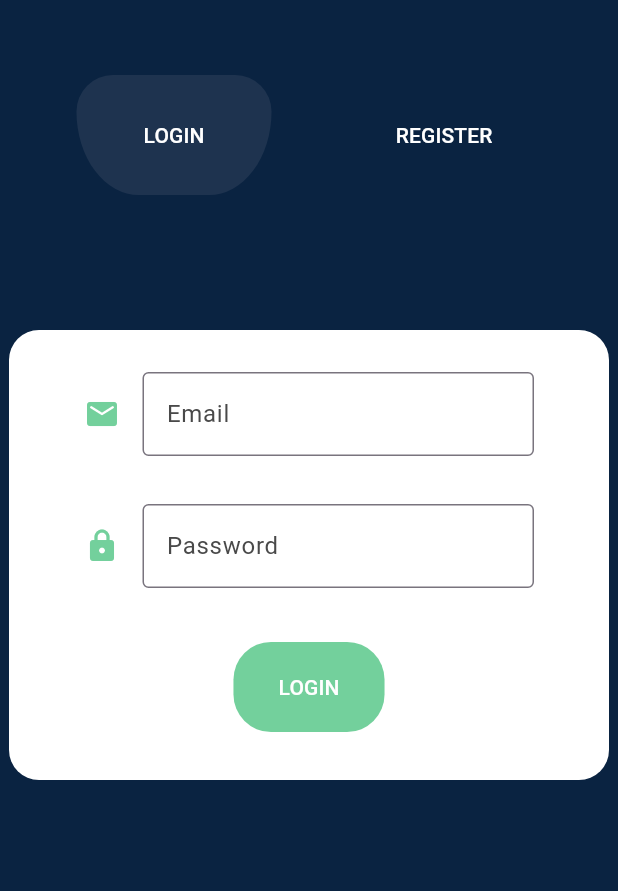
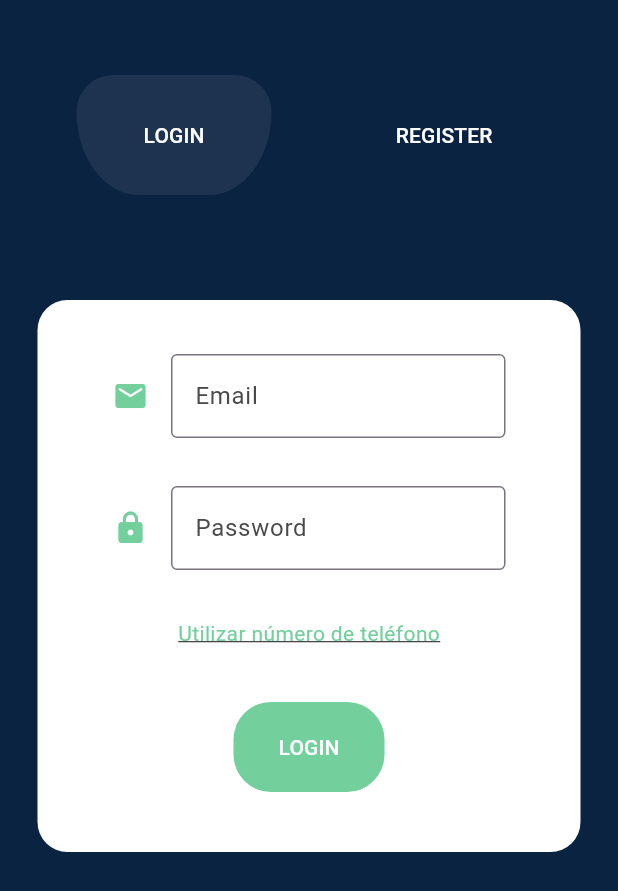
Before and after one commit to marcomar31/MarcoMartinez_ExamenFinal_PMDM_PSP, a Flutter app: the screen it shows after launch, on a phone screen of 412 x 824 dp. Shown: the top 891 px of the screen. Run offline on Flutter 3.47's test engine with Material 3 defaults, Android fonts, the phone set to English and light mode, and no system bars; our stand-ins replace firebase_auth, firebase_core; accounts and stored records are empty; generated files the repository leaves out were written again.

Commit message:
Commit 12: Mejorada interfaz. Comenzando inicio de sesión con número de teléfono.

```diff
--- a/marcomartinez_examenfinal/lib/CustomizedObjects/TextFormFields.dart
+++ b/marcomartinez_examenfinal/lib/CustomizedObjects/TextFormFields.dart
@@ -19,7 +19,6 @@ class OnBoardingFormField extends StatelessWidget {
   @override
   Widget build(BuildContext context) {
     return SizedBox(
-      width: 360,
       child: Row(
         children: [
           if (icon != null)
--- a/marcomartinez_examenfinal/lib/OnBoarding/LoginView.dart
+++ b/marcomartinez_examenfinal/lib/OnBoarding/LoginView.dart
@@ -3,6 +3,7 @@ import 'package:marcomartinez_examenfinal/CustomizedObjects/TextFormFields.dart'
 import 'package:marcomartinez_examenfinal/Singleton/FirebaseAdmin.dart';
 
 import '../CustomizedObjects/Buttons.dart';
+import '../Singleton/PlatformAdmin.dart';
 
 class LoginView extends StatelessWidget {
   LoginView({super.key});
@@ -16,35 +17,53 @@ class LoginView extends StatelessWidget {
   @override
   Widget build(BuildContext context) {
     _context = context;
+    double screenWidth = PlatformAdmin.getScreenWidth(context);
 
     Column column = Column(
       children: [
-        const SizedBox(height: 90),
         SizedBox(
-          height: 300,
-          width: 400,
+          width: (screenWidth < 600) ? PlatformAdmin.getScreenWidth(context)-50 : 600,
           child: Container(
+            margin: const EdgeInsets.only(top: 20, bottom: 20),
             decoration: BoxDecoration(
               color: Colors.white,
               borderRadius: BorderRadius.circular(20),
             ),
+            padding: const EdgeInsets.symmetric(horizontal: 50, vertical: 20),
             child: Column(
               mainAxisAlignment: MainAxisAlignment.center,
               mainAxisSize: MainAxisSize.min,
               children: [
                 Padding(
-                  padding: const EdgeInsets.symmetric(horizontal: 50, vertical: 16),
+                  padding: const EdgeInsets.symmetric(vertical: 16),
                   child: OnBoardingFormField(tec: tecEmail, label: "Email", isPassword: false, icon: Icons.email_rounded, iconColor: const Color.fromRGBO(115, 208, 156, 1.0),),
                 ),
                 Padding(
-                  padding: const EdgeInsets.symmetric(horizontal: 50, vertical: 16),
+                  padding: const EdgeInsets.symmetric(vertical: 16),
                   child: OnBoardingFormField(tec: tecPassword, label: "Password", isPassword: true, icon: Icons.lock_rounded, iconColor: const Color.fromRGBO(115, 208, 156, 1.0),),
+                ),
+                Padding(
+                  padding: const EdgeInsets.symmetric(vertical: 16),
+                  child: GestureDetector(
+                    onTap: () {
+                      // Agrega aquí la lógica para redirigir al usuario al inicio de sesión por número de teléfono
+                      // Por ejemplo, podrías usar Navigator para navegar a la pantalla correspondiente
+                      Navigator.of(context).pushNamed('/telefono_login'); // Ajusta el nombre de ruta según corresponda
+                    },
+                    child: const Text(
+                      'Utilizar número de teléfono',
+                      style: TextStyle(
+                        color: Color.fromRGBO(115, 208, 156, 1.0),
+                        decoration: TextDecoration.underline,
+                      ),
+                    ),
+                  ),
                 ),
                 Row(
                   mainAxisAlignment: MainAxisAlignment.center,
                   children: [
                     Padding(
-                      padding: const EdgeInsets.symmetric(horizontal: 30, vertical: 20),
+                      padding: const EdgeInsets.symmetric(vertical: 20),
                       child: RoundedGreenButton(text: "LOGIN", function: _iniciarSesion),
                     ),
                   ],
--- a/marcomartinez_examenfinal/lib/OnBoarding/OnBoarding.dart
+++ b/marcomartinez_examenfinal/lib/OnBoarding/OnBoarding.dart
@@ -57,7 +57,7 @@ class _OnBoardingState extends State<OnBoarding> {
         body: Column(
           children: [
             Padding(
-              padding: const EdgeInsets.only(top: 50),
+              padding: const EdgeInsets.only(top: 50, bottom: 50),
               child: Row(
                 mainAxisAlignment: MainAxisAlignment.center,
                 children: [
@@ -68,9 +68,12 @@ class _OnBoardingState extends State<OnBoarding> {
               ),
             ),
             Expanded(
-              child: Container(
-                color: Theme.of(context).colorScheme.primaryContainer,
-                child: page,
+              child: Padding(
+                padding: const EdgeInsets.only(bottom: 20.0),
+                child: Container(
+                  color: Theme.of(context).colorScheme.primaryContainer,
+                  child: page,
+                ),
               ),
             ),
           ],
```
Also changed, not shown: marcomartinez_examenfinal/lib/OnBoarding/RegisterView.dart (+9 -7 lines), marcomartinez_examenfinal/lib/Singleton/PlatformAdmin.dart (+9 -20 lines).
